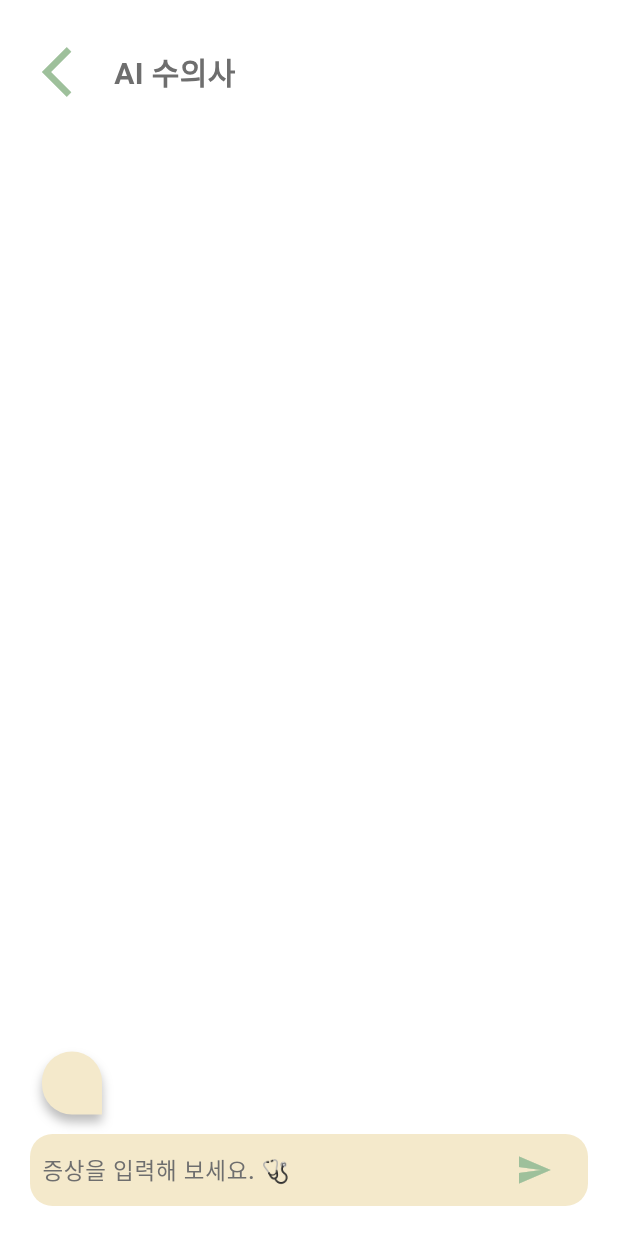
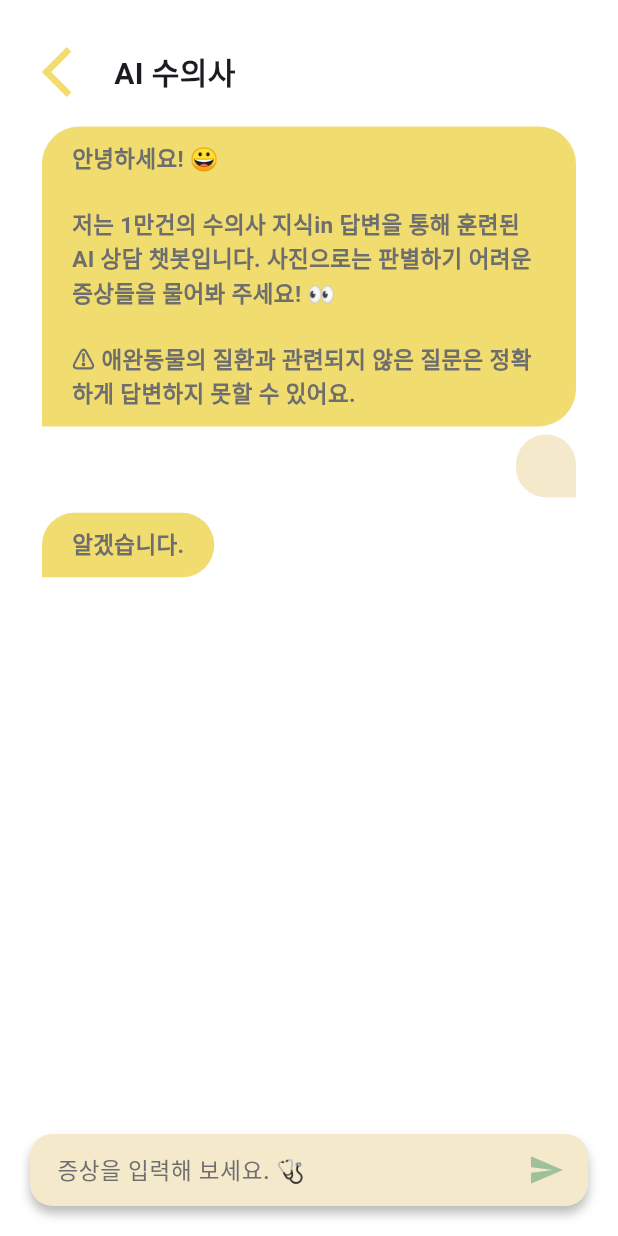
Before and after one commit to Capstone-10zo/client, a Flutter app: the Chatbot screen opened directly, after a tap on the "send" icon, on a phone screen of 412 x 824 dp. Run offline on Flutter 3.47's test engine with Material 3 defaults, Android fonts, the phone set to English and light mode, and no system bars; our stand-ins replace flutter_spinkit, image_picker; Roboto replaces fonts that are missing (Nanum).

Commit message:
[Feat] 챗봇 답변 UI 구현

```diff
--- a/lib/screen/chatbot/chatbot_screen.dart
+++ b/lib/screen/chatbot/chatbot_screen.dart
@@ -8,9 +8,32 @@ class Chatbot extends StatefulWidget {
   State<Chatbot> createState() => _ChatbotState();
 }
 
-class _ChatbotState extends State<Chatbot> {
+class _ChatbotState extends State<Chatbot> with WidgetsBindingObserver {
   final List<ChatMessage> _messages = <ChatMessage>[];
-  final TextEditingController _textController = new TextEditingController();
+  final TextEditingController _textController = TextEditingController();
+  final ScrollController _scrollController = ScrollController();
+
+  @override
+  void initState() {
+    super.initState();
+    WidgetsBinding.instance.addObserver(this);
+  }
+
+  @override
+  void dispose() {
+    WidgetsBinding.instance.removeObserver(this);
+    _textController.dispose();
+    _scrollController.dispose();
+    super.dispose();
+  }
+
+  @override
+  void didChangeMetrics() {
+    super.didChangeMetrics();
+    WidgetsBinding.instance.addPostFrameCallback((_) {
+      _scrollToBottom();
+    });
+  }
 
   @override
   Widget build(BuildContext context) {
@@ -33,25 +56,54 @@ class _ChatbotState extends State<Chatbot> {
                     Text(
                       'AI 수의사',
                       style: TextStyle(
-                          fontWeight: FontWeight.w700,
-                          color: GREY_COLOR,
-                          fontSize: 20.0),
+                          fontWeight: FontWeight.w700, fontSize: 20.0),
                     ),
                   ],
                 ),
-                SizedBox(height: 20.0), // 여백
-                Flexible(
-                  child: ListView.builder(
+                Expanded(
+                  child: ListView(
+                    controller: _scrollController,
                     padding: EdgeInsets.all(8.0),
-                    reverse: true,
-                    itemBuilder: (_, int index) => _messages[index],
-                    itemCount: _messages.length,
+                    reverse: false,
+                    children: <Widget>[
+                      Container(
+                        margin: const EdgeInsets.only(top: 0.3),
+                        padding: EdgeInsets.fromLTRB(20, 10, 20, 10),
+                        width: MediaQuery.of(context).size.width - 100,
+                        decoration: BoxDecoration(
+                          color: YELLOW_COLOR,
+                          borderRadius: BorderRadius.only(
+                            topLeft: Radius.circular(25),
+                            topRight: Radius.circular(25),
+                            bottomRight: Radius.circular(25),
+                          ),
+                        ),
+                        child: Text(
+                          '안녕하세요! 😀\n\n'
+                              '저는 1만건의 수의사 지식in 답변을 통해 훈련된 AI 상담 챗봇입니다. 사진으로는 판별하기 어려운 증상들을 물어봐 주세요! 👀\n\n'
+                              '⚠️ 애완동물의 질환과 관련되지 않은 질문은 정확하게 답변하지 못할 수 있어요.',
+                          style: TextStyle(
+                              fontWeight: FontWeight.w600,
+                              color: GREY_COLOR,
+                              fontSize: 15.0),
+                        ),
+                      ),
+                      ..._messages,
+                    ],
                   ),
                 ),
                 Container(
                   decoration: BoxDecoration(
                     color: BEIGE_COLOR,
                     borderRadius: BorderRadius.circular(15),
+                    boxShadow: [
+                      BoxShadow(
+                        color: Colors.grey.withOpacity(0.7),
+                        spreadRadius: 0,
+                        blurRadius: 5.0,
+                        offset: Offset(0, 5), // changes position of shadow
+                      ),
+                    ],
                   ),
                   child: _buildTextComposer(),
                 )
@@ -67,7 +119,7 @@ class _ChatbotState extends State<Chatbot> {
     return IconButton(
       icon: Icon(
         Icons.arrow_back_ios,
-        color: PRIMARY_COLOR,
+        color: YELLOW_COLOR,
         size: 40.0,
       ),
       onPressed: () {
@@ -80,14 +132,14 @@ class _ChatbotState extends State<Chatbot> {
     return IconTheme(
       data: IconThemeData(color: PRIMARY_COLOR),
       child: Container(
-        margin: const EdgeInsets.symmetric(horizontal: 8.0),
+        margin: const EdgeInsets.fromLTRB(18, 0, 0, 0),
         child: Row(
           children: <Widget>[
             Flexible(
               child: TextField(
                 controller: _textController,
                 onSubmitted: _handleSubmitted,
-                decoration: new InputDecoration.collapsed(
+                decoration: InputDecoration.collapsed(
                   hintText: "증상을 입력해 보세요. 🩺",
                   hintStyle: TextStyle(
                       fontWeight: FontWeight.w500,
@@ -99,7 +151,10 @@ class _ChatbotState extends State<Chatbot> {
             Container(
               margin: const EdgeInsets.symmetric(horizontal: 4.0),
               child: IconButton(
-                icon: Icon(Icons.send),
+                icon: Icon(
+                  Icons.send,
+                  color: PRIMARY_COLOR,
+                ),
                 onPressed: () => _handleSubmitted(_textController.text),
               ),
             ),
@@ -111,63 +166,87 @@ class _ChatbotState extends State<Chatbot> {
 
   void _handleSubmitted(String text) {
     _textController.clear();
-    var message = ChatMessage(
+
+    // 보내는 메시지
+    var userMessage = ChatMessage(
       text: text,
     );
+
+    // 답장 오는 메시지
+    var botMessage = ChatMessage(
+      text: "알겠습니다.",
+      isBotMessage: true,
+      botMessageColor: YELLOW_COLOR,
+      botTextStyle: TextStyle(
+        fontWeight: FontWeight.w600,
+        color: GREY_COLOR,
+        fontSize: 15.0,
+      ),
+    );
     setState(() {
-      _messages.insert(0, message);
+      _messages.add(userMessage);
+      _messages.add(botMessage);
+    });
+    _scrollToBottom();
+  }
+
+  void _scrollToBottom() {
+    WidgetsBinding.instance.addPostFrameCallback((_) {
+      if (_scrollController.hasClients) {
+        _scrollController.animateTo(
+          _scrollController.position.maxScrollExtent,
+          duration: Duration(milliseconds: 300),
+          curve: Curves.easeOut,
+        );
+      }
     });
   }
 }
 
 class ChatMessage extends StatelessWidget {
-  ChatMessage({required this.text});
+  ChatMessage({required this.text, this.isBotMessage = false, this.botMessageColor = Colors.green, this.botTextStyle});
   final String text;
+  final bool isBotMessage;
+  final Color botMessageColor;
+  final TextStyle? botTextStyle;
+
   @override
   Widget build(BuildContext context) {
-    return Container(
+    return Align(
+      alignment: isBotMessage ? Alignment.topLeft : Alignment.topRight,
+      child: Container(
         constraints: BoxConstraints(
           maxWidth: MediaQuery.of(context).size.width - 100,
         ),
         margin: const EdgeInsets.symmetric(vertical: 5.0),
-      child: Row(
-        crossAxisAlignment: CrossAxisAlignment.start,
-        children: <Widget>[
-          Column(
-            crossAxisAlignment: CrossAxisAlignment.start,
-            children: <Widget>[
-              Container(
+        child: Container(
           margin: const EdgeInsets.only(top: 0.3),
           padding: EdgeInsets.fromLTRB(20, 10, 20, 10),
           decoration: BoxDecoration(
-                  color: BEIGE_COLOR,
+            color: isBotMessage ? botMessageColor : BEIGE_COLOR,
             borderRadius: BorderRadius.only(
               topLeft: Radius.circular(25),
               topRight: Radius.circular(25),
-                    bottomLeft: Radius.circular(25),
+              bottomLeft: isBotMessage ? Radius.circular(0) :  Radius.circular(25),
+              bottomRight: isBotMessage ? Radius.circular(25) : Radius.circular(0),
             ),
-                  boxShadow: [
-                    BoxShadow(
-                      color: Colors.grey.withOpacity(0.7),
-                      spreadRadius: 0,
-                      blurRadius: 5.0,
-                      offset: Offset(0, 5), // changes position of shadow
           ),
-                  ],
-                ),
-                child: Expanded(
           child: Text(
             text,
-                    style: TextStyle(
+            style: isBotMessage
+                ? botTextStyle ??
+                TextStyle(
                   fontWeight: FontWeight.w500,
                   color: GREY_COLOR,
-                        fontSize: 15.0),
+                  fontSize: 15.0,
+                )
+                : TextStyle(
+              fontWeight: FontWeight.w500,
+              color: GREY_COLOR,
+              fontSize: 15.0,
             ),
           ),
         ),
-            ],
-          ),
-        ],
       ),
     );
   }
```
Also changed, not shown: 3 other files. Lines whose indentation alone changed are shown as unchanged.
